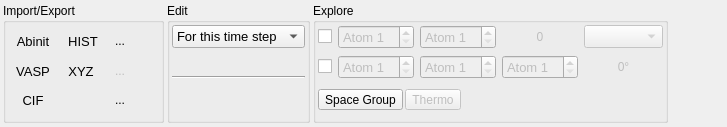
The window that tabs/home.ui (piti-diablotin/qAgate) describes before a commit, drawn with Qt 5.
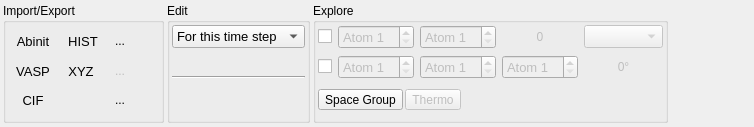
The same window after the commit. Icons and pictures are not drawn. Custom widgets are drawn as their Qt base class.

Patch:
```diff
--- a/tabs/home.ui
+++ b/tabs/home.ui
@@ -6,7 +6,7 @@
    <rect>
     <x>0</x>
     <y>0</y>
-    <width>727</width>
+    <width>754</width>
     <height>127</height>
    </rect>
   </property>
```
Left out of the diff: 17 changed lines with no effect on the pictures.
